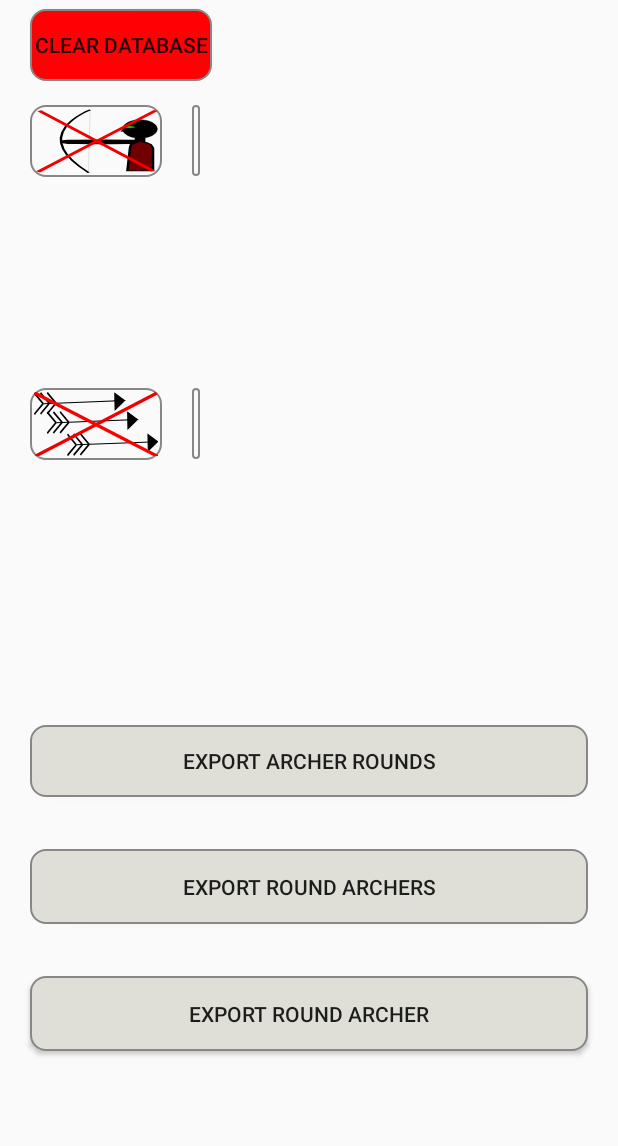
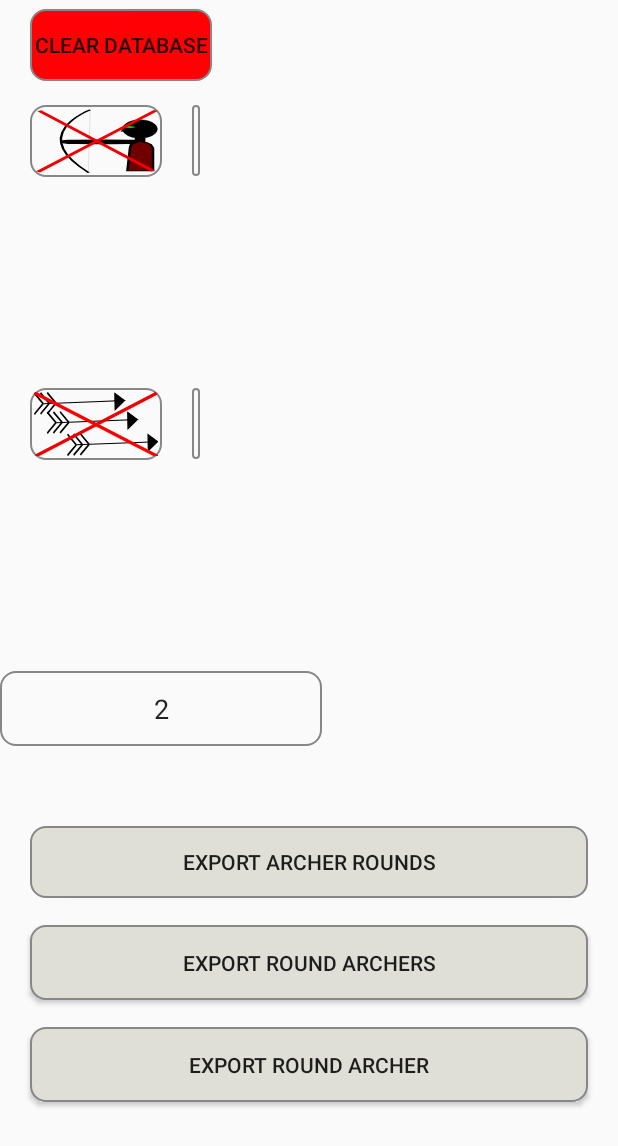
Before and after one commit to jiemeb/CompteCible, an Android app: the Activity_MainActivity screen opened directly, with no data from a screen before it, in the options menu, after a tap on "maintenance", on a phone screen of 412 x 824 dp. Shown: the top 1146 px of the screen. Run offline under Robolectric (Android 15) with nearby library versions, the phone set to English and light mode, and no system bars; 1 statement that could not run was skipped.

Commit message:
Ajout reglage Offset pointage valeur fleche

```diff
--- a/app/src/main/java/com/herault/comptecible/Activity_MainActivity.java
+++ b/app/src/main/java/com/herault/comptecible/Activity_MainActivity.java
@@ -42,6 +42,7 @@ public class Activity_MainActivity extends AppCompatActivity {
     double Xdecallage;
     double Ydecallage;
 
+    private double pointageOffset = 2;
     private TextView arrowValue = null;
     private TextView endNumber = null;
     private TextView end = null;
@@ -56,6 +57,8 @@ public class Activity_MainActivity extends AppCompatActivity {
     private String roundName = null;
     private int NumberArrow = 0;
     private int NumberEndByRound = 0;
+    private boolean orientationLand = false;
+                                //
     private final View.OnTouchListener onTouchCible = new View.OnTouchListener() {
 
         public boolean onTouch(View v, MotionEvent event) {
@@ -80,12 +83,18 @@ public class Activity_MainActivity extends AppCompatActivity {
             double ycurrent = event.getY() - ymax / 2.;
 
             if (event.getAction() == MotionEvent.ACTION_DOWN) {
+                // "Land"
+                if (orientationLand) {
 
-                if (Ydecallage == 0.0) {
+                    Ydecallage = 0.0;
                     if (xcurrent * Xscale < -1.0)
-                        Xdecallage = -2.0;
+                        Xdecallage = -pointageOffset;
                     else
-                        Xdecallage = 2.0;
+                        Xdecallage = pointageOffset;
+                } else {
+                    //Portrait
+                    Xdecallage = 0.0;
+                    Ydecallage = pointageOffset;
                 }
             }
 
@@ -98,6 +107,7 @@ public class Activity_MainActivity extends AppCompatActivity {
                     if (resultat_fleche < 6)
                         resultat_fleche = 0;
                 }
+
             if (event.getAction() == MotionEvent.ACTION_UP) {
                 updateView(resultat_fleche, x, y);
                 v.performClick();
@@ -164,20 +174,24 @@ public class Activity_MainActivity extends AppCompatActivity {
         Toolbar toolbar = findViewById(R.id.toolbar);
         setSupportActionBar(toolbar);
 
-        int iorientation = getResources().getConfiguration().orientation;
-        if (iorientation == Configuration.ORIENTATION_LANDSCAPE) {
-            // "Land"
-            Xdecallage = 2.0;
-            Ydecallage = 0.0;
-        } else {
-            //Portrait
-            Xdecallage = 0.0;
-            Ydecallage = 2.0;
-        }
+
 
 
         stock = new Stockage();             // init de la classe interface de stockage
         stock.onCreate(this);
+        String sPointerOffset= stock.getValue("pointageOffset");
+        if (sPointerOffset.isEmpty())
+        {
+            sPointerOffset = "2" ;
+            stock.updateValue("pointageOffset",sPointerOffset);
+        }
+        pointageOffset = Double.parseDouble ( sPointerOffset);
+
+
+        int iorientation = getResources().getConfiguration().orientation;
+        if (iorientation == Configuration.ORIENTATION_LANDSCAPE) {
+        orientationLand = true;
+        }
 
         roundName = stock.getValue("roundName");
         String snumberArrow = stock.getValue("numberArrow");
@@ -216,7 +230,7 @@ public class Activity_MainActivity extends AppCompatActivity {
         adapter_archer.setDropDownViewResource(R.layout.spinner_generale);
         //Enfin on passe l'adapter au Spinner et c'est tout
         archer.setAdapter(adapter_archer);
-
+// why for somme one archer is empty !
         archer.setOnItemSelectedListener(new AdapterView.OnItemSelectedListener() {
             @Override
             public void onItemSelected(AdapterView<?> parentView, View selectedItemView, int position, long id) {
@@ -597,6 +611,14 @@ public class Activity_MainActivity extends AppCompatActivity {
         roundName = stock.getValue("roundName");
         String snumberArrow = stock.getValue("numberArrow");
         String snumberEnd = stock.getValue("numberEnd");
+        String sPointerOffset= stock.getValue("pointageOffset");
+        if (sPointerOffset.isEmpty())
+        {
+            sPointerOffset = "2" ;
+            stock.updateValue("pointageOffset",sPointerOffset);
+        }
+        pointageOffset = Double.parseDouble ( sPointerOffset);
+
 
         NumberArrow = Integer.parseInt(snumberArrow);
         NumberEndByRound = Integer.parseInt(snumberEnd);
--- a/app/src/main/java/com/herault/comptecible/Activity_config_round.java
+++ b/app/src/main/java/com/herault/comptecible/Activity_config_round.java
@@ -41,6 +41,7 @@ public class Activity_config_round extends AppCompatActivity {
     private EditText INumberArrow = null;
     private EditText INumberEndByRound = null;
     private EditText roundQualifier = null ;
+
     Button bAddArcher;
     private ListView lArcherRound, lArcherBase;
     private Spinner SRoundName = null;
@@ -222,6 +223,7 @@ public class Activity_config_round extends AppCompatActivity {
             }
         });
 
+
         /*Get Number of Ends by Round   */
         INumberEndByRound = findViewById(R.id.INumberEndByRound);
         String NumberEnd = stock.getValue("numberEnd");
--- a/app/src/main/java/com/herault/comptecible/Activity_maintenance.java
+++ b/app/src/main/java/com/herault/comptecible/Activity_maintenance.java
@@ -9,10 +9,13 @@ import android.content.pm.PackageManager;
 import android.os.Build;
 import android.os.Bundle;
 import android.os.Environment;
+import android.text.Editable;
+import android.text.TextWatcher;
 import android.util.Log;
 import android.view.View;
 import android.widget.ArrayAdapter;
 import android.widget.Button;
+import android.widget.EditText;
 import android.widget.ProgressBar;
 import android.widget.Spinner;
 import android.widget.Toast;
@@ -43,6 +46,7 @@ public class Activity_maintenance extends AppCompatActivity implements ExportAsy
     private ArrayAdapter adapter;
     private ArrayAdapter adapterRound;
 
+    private EditText pointageOffset = null ;
     private ExportAsyncTask task;
     long archer_id;
     private Activity_maintenance localActivity;
@@ -91,7 +95,7 @@ public class Activity_maintenance extends AppCompatActivity implements ExportAsy
                 }
             }
         });
-
+// Clear Database
         Button bCleaDataBase = findViewById(R.id.am_bCleaDataBase);
         bCleaDataBase.setOnClickListener(new View.OnClickListener() {
             @Override
@@ -118,7 +122,40 @@ public class Activity_maintenance extends AppCompatActivity implements ExportAsy
 
             }
         });
-        // export in file Round for all archers
+// Set pointing Offset
+        // Get Offset of Pointer
+        pointageOffset = findViewById(R.id.pointageOffset);
+        String sPointageOffset = stock.getValue("pointageOffset");
+        if(sPointageOffset.isEmpty())
+        {
+            sPointageOffset = "2" ;
+        }
+        pointageOffset.setText(sPointageOffset);
+        pointageOffset.addTextChangedListener(new TextWatcher() {
+            public void afterTextChanged(Editable s) {
+                String sPointageOffset = pointageOffset.getText().toString().trim();
+                if (!sPointageOffset.isEmpty()) {
+                    switch (sPointageOffset)
+                    {
+                        case "0":
+                        case "1":
+                        case "2":
+                        case "3": break ;
+                        default :   sPointageOffset = "2" ;
+                    }
+                    stock.updateValue("pointageOffset", sPointageOffset);
+                }           // you can call or do what you want with your EditText here
+            }
+
+            public void beforeTextChanged(CharSequence s, int start, int count, int after) {
+            }
+
+            public void onTextChanged(CharSequence s, int start, int before, int count) {
+            }
+        });
+
+
+// export in file Round for all archers
 
         Button bExportRoundArchers = findViewById(R.id.am_bexport_round_archers);
         bExportRoundArchers.setOnClickListener(new View.OnClickListener() {
@@ -155,8 +192,6 @@ public class Activity_maintenance extends AppCompatActivity implements ExportAsy
                 }
             }
         });
-
-
 
 // export in file Archer for all Rounds
 
@@ -321,7 +356,8 @@ public class Activity_maintenance extends AppCompatActivity implements ExportAsy
     }
 
     @Override
-    public void onRequestPermissionsResult(int requestCode, String[] permissions, int[] grantResults) {
+    public void  onRequestPermissionsResult(int requestCode, String[] permissions, int[] grantResults) {
+        super.onRequestPermissionsResult(requestCode, permissions, grantResults);
         switch (requestCode) {
             case PERMISSION_REQUEST_CODE:
                 if (grantResults.length > 0 && grantResults[0] == PackageManager.PERMISSION_GRANTED) {
--- a/app/src/main/res/layout-land/activity_maintenance.xml
+++ b/app/src/main/res/layout-land/activity_maintenance.xml
@@ -23,8 +23,8 @@
         android:layout_height="wrap_content"
         android:layout_marginTop="32dp"
         android:background="@drawable/am_buttonshape_sup_archer"
-        app:layout_constraintStart_toStartOf="@+id/am_bCleaDataBase"
-        app:layout_constraintTop_toBottomOf="@+id/am_bCleaDataBase"
+        app:layout_constraintStart_toStartOf="@id/am_bCleaDataBase"
+        app:layout_constraintTop_toBottomOf="@id/am_bCleaDataBase"
         tools:text="archer" />
 
     <Spinner
@@ -34,8 +34,8 @@
         android:layout_marginStart="40dp"
         android:background="@drawable/it_style"
         android:gravity="center_horizontal"
-        app:layout_constraintStart_toEndOf="@+id/am_bSuppresArcher"
-        app:layout_constraintTop_toTopOf="@+id/am_bSuppresArcher" />
+        app:layout_constraintStart_toEndOf="@id/am_bSuppresArcher"
+        app:layout_constraintTop_toTopOf="@id/am_bSuppresArcher" />
 
     <Button
         android:id="@+id/am_bSup_round"
@@ -43,8 +43,8 @@
         android:layout_height="wrap_content"
         android:layout_marginTop="32dp"
         android:background="@drawable/am_buttonshape_sup_round"
-        app:layout_constraintStart_toStartOf="@+id/am_bSuppresArcher"
-        app:layout_constraintTop_toBottomOf="@+id/am_bSuppresArcher"
+        app:layout_constraintStart_toStartOf="@id/am_bSuppresArcher"
+        app:layout_constraintTop_toBottomOf="@id/am_bSuppresArcher"
         tools:text="@string/round" />
 
     <Spinner
@@ -54,8 +54,28 @@
         android:layout_marginStart="40dp"
         android:background="@drawable/it_style"
         android:gravity="center_horizontal"
-        app:layout_constraintStart_toEndOf="@+id/am_bSup_round"
-        app:layout_constraintTop_toTopOf="@+id/am_bSup_round" />
+        app:layout_constraintStart_toEndOf="@id/am_bSup_round"
+        app:layout_constraintTop_toTopOf="@id/am_bSup_round" />
+
+        <EditText
+            android:id="@+id/pointageOffset"
+            android:layout_width="50dp"
+            android:layout_height="50dp"
+            android:layout_marginTop="32dp"
+            android:background="@drawable/it_style"
+            android:ems="10"
+            android:gravity="center"
+            android:hint="@string/pointageOffsetDesc"
+            android:inputType="textPersonName"
+            android:singleLine="true"
+            android:text="@string/pointageOffset"
+            android:textAlignment="center"
+            android:visibility="visible"
+            app:layout_constraintStart_toStartOf="@id/am_bSup_round"
+            app:layout_constraintTop_toBottomOf="@id/am_bSup_round"
+            android:autofillHints="2" />
+
+
 
     <Button
         android:id="@+id/am_bexport_archer_rounds"
@@ -64,8 +84,8 @@
         android:layout_marginTop="32dp"
         android:background="@drawable/am_buttonshape_grey"
         android:text="@string/am_bexport_archer_round"
-        app:layout_constraintStart_toStartOf="@+id/am_bSup_round"
-        app:layout_constraintTop_toBottomOf="@+id/am_bSup_round" />
+        app:layout_constraintStart_toStartOf="@id/pointageOffset"
+        app:layout_constraintTop_toBottomOf="@id/pointageOffset" />
 
     <Button
         android:id="@+id/am_bexport_round_archers"
@@ -74,8 +94,8 @@
         android:layout_marginStart="24dp"
         android:background="@drawable/am_buttonshape_grey"
         android:text="@string/am_bexport_round_archers"
-        app:layout_constraintStart_toEndOf="@+id/am_bexport_archer_rounds"
-        app:layout_constraintTop_toTopOf="@+id/am_bexport_archer_rounds" />
+        app:layout_constraintStart_toEndOf="@id/am_bexport_archer_rounds"
+        app:layout_constraintTop_toTopOf="@id/am_bexport_archer_rounds" />
 
     <Button
         android:id="@+id/am_bexport_round_archer"
@@ -84,8 +104,8 @@
         android:layout_marginStart="24dp"
         android:background="@drawable/am_buttonshape_grey"
         android:text="@string/am_bexport_round_archer"
-        app:layout_constraintStart_toEndOf="@+id/am_bexport_round_archers"
-        app:layout_constraintTop_toTopOf="@+id/am_bexport_round_archers" />
+        app:layout_constraintStart_toEndOf="@id/am_bexport_round_archers"
+        app:layout_constraintTop_toTopOf="@id/am_bexport_round_archers" />
 
 
     <ProgressBar
@@ -97,7 +117,7 @@
         android:indeterminate="false"
         android:max="100"
         android:visibility="invisible"
-        app:layout_constraintStart_toStartOf="@+id/am_bexport_archer_rounds"
+        app:layout_constraintStart_toStartOf="@id/am_bexport_archer_rounds"
         app:layout_constraintTop_toBottomOf="@id/am_bexport_round_archer" />
 
     <androidx.constraintlayout.widget.Guideline
--- a/app/src/main/res/layout/activity_maintenance.xml
+++ b/app/src/main/res/layout/activity_maintenance.xml
@@ -2,6 +2,7 @@
 <androidx.constraintlayout.widget.ConstraintLayout xmlns:android="http://schemas.android.com/apk/res/android"
     xmlns:app="http://schemas.android.com/apk/res-auto"
     xmlns:tools="http://schemas.android.com/tools"
+    android:id="@+id/spinPointingOffset"
     android:layout_width="match_parent"
     android:layout_height="match_parent"
     tools:context=".Activity_maintenance">
@@ -102,6 +103,31 @@
             android:layout_height="match_parent"
             android:layout_weight="1">
 
+
+            <EditText
+                android:id="@+id/pointageOffset"
+                android:layout_width="50dp"
+                android:layout_height="50dp"
+                android:background="@drawable/it_style"
+                android:ems="10"
+                android:gravity="center"
+                android:hint="@string/pointageOffsetDesc"
+                android:inputType="number"
+                android:singleLine="true"
+                android:text="@string/pointageOffset"
+                android:textAlignment="center"
+                android:visibility="visible"
+                app:layout_constraintBottom_toBottomOf="parent"
+                app:layout_constraintLeft_toLeftOf="parent"
+                android:autofillHints="2" />
+
+        </TableRow>
+
+        <TableRow
+            android:layout_width="match_parent"
+            android:layout_height="match_parent"
+            android:layout_weight="1">
+
             <Button
                 android:id="@+id/am_bexport_archer_rounds"
                 android:layout_width="wrap_content"
--- a/app/src/main/res/values/strings.xml
+++ b/app/src/main/res/values/strings.xml
@@ -59,4 +59,6 @@
     <string name="archersNotes">Notes of archers</string>
     <string name="RoundQualifier">tag</string>
     <string name="resRoundFilter">filter</string>
+    <string name="pointageOffset">Offset Value</string>
+    <string name="pointageOffsetDesc">"pointing offset value "</string>
 </resources>
```
Also changed, not shown: app/src/main/res/layout/activity_config_round.xml (+6 -4 lines), 1 other file. Lines whose indentation alone changed are shown as unchanged.
